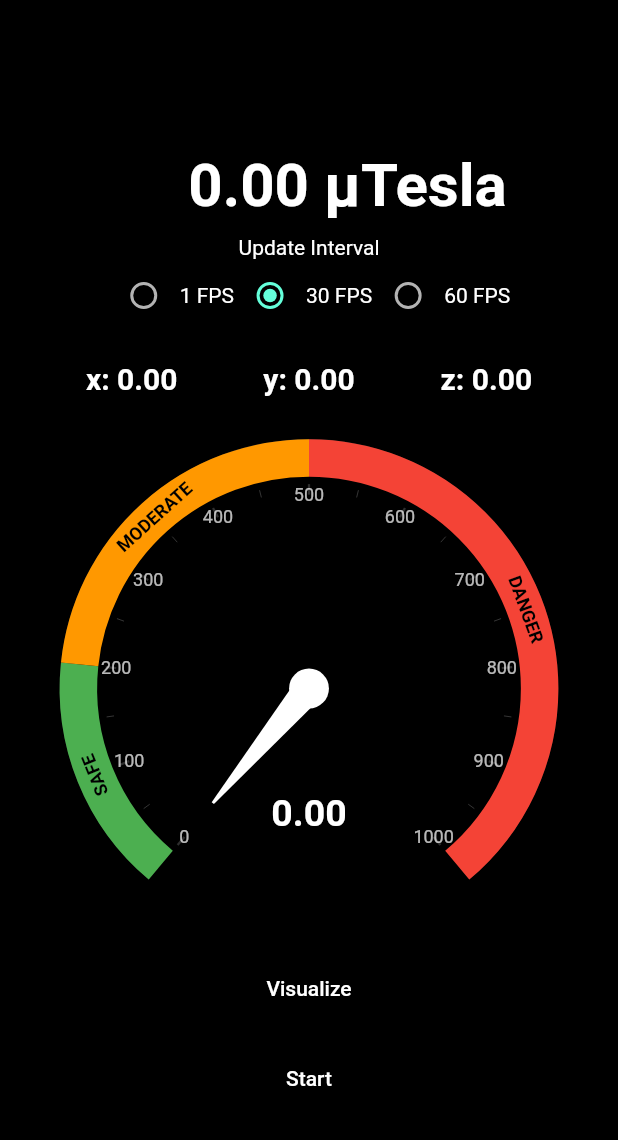
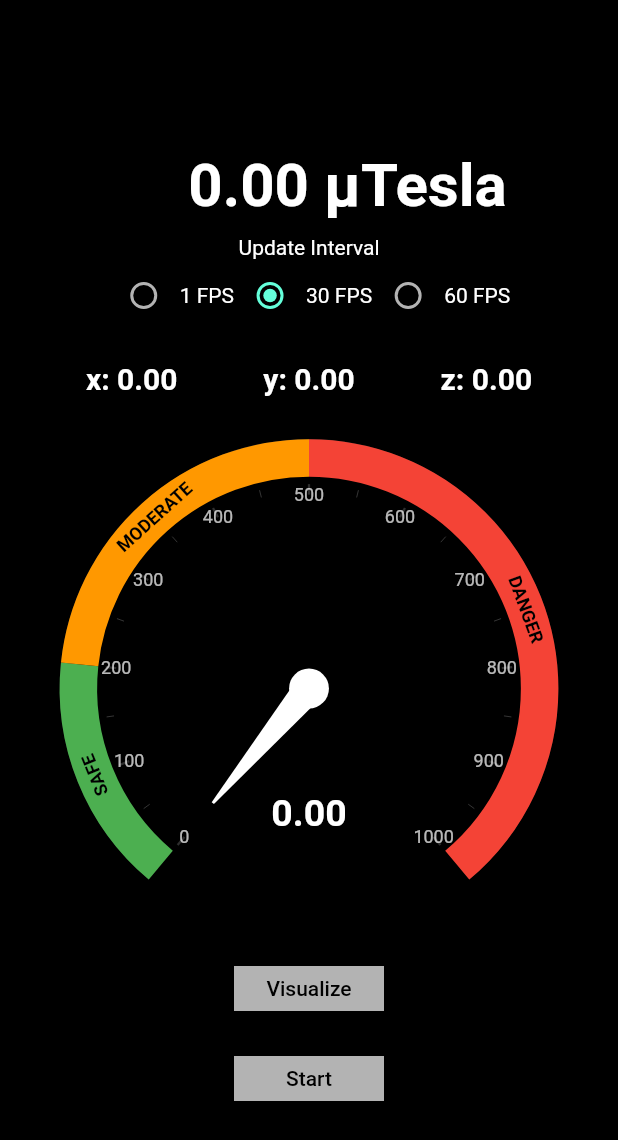
Before and after one commit to flutterdevelopers1/ghost_detector, a Flutter app: the Dashboard screen opened directly, after a tap on "EMF", on a phone screen of 412 x 824 dp. Shown: the top 1140 px of the screen. Run offline on Flutter 3.47's test engine with Material 2 defaults, Android fonts, the light colour scheme and no system bars; drawn by our look-alikes of syncfusion_flutter_gauges; our stand-ins replace permission_handler, syncfusion_flutter_charts; missing offline and left inert: audio_session, flutter_coast_audio_miniaudio, motion_sensors; Roboto replaces fonts that are missing (DMSans).

Commit message:
add file

```diff
--- a/lib/app/dashboard/dashboard.dart
+++ b/lib/app/dashboard/dashboard.dart
@@ -2,35 +2,145 @@ import 'package:flutter/material.dart';
 import 'package:ghost_detector/app/audio/audio_page.dart';
 import 'package:ghost_detector/app/emf/emf_page.dart';
 import 'package:ghost_detector/app/emf/widgets/home.dart';
+import 'package:url_launcher/url_launcher.dart';
+import 'settings_page.dart';
+import 'package:ghost_detector/app/login/login_page.dart';
+
+
+
+
+
+
+
 
 class Dashboard extends StatelessWidget {
-  const Dashboard({super.key});
+
+
+
 
   @override
   Widget build(BuildContext context) {
     return Scaffold(
         backgroundColor: Colors.black,
         appBar: AppBar(
-          title: Text("Dashboard"),
+          title: Text("GHOST DETECTOR",style: TextStyle(color: Colors.white70,fontWeight: FontWeight.w900),),
           backgroundColor: Colors.black,
+        ),
+        drawer: Drawer(
+          backgroundColor: Colors.black,
+          child: ListView(
+            children: [
+              Center(
+                child: DrawerHeader(
+                 child: Center(child: Text("Welcome To  Ghost Detector",style: TextStyle(color: Colors.white38,fontSize: 23,fontWeight: FontWeight.w900),)),
+
+                  decoration: BoxDecoration(
+                      color: Colors.black
+                  ),
+
+
+                ),
+              ),
+              ListTile(
+                leading: Icon(Icons.home,color: Colors.white70,),
+                title: Text("Home",style: TextStyle(color: Colors.white70),),
+                trailing: Icon(Icons.keyboard_arrow_right,color: Colors.white70,),
+                onTap: (){
+                  Navigator.push(context,
+                      MaterialPageRoute(builder: (context) => Dashboard()));
+                },
+              ),
+
+
+              ListTile(
+                leading: Icon(Icons.star_rate_outlined,color: Colors.white70),
+                title: Text("Rate us",style: TextStyle(color: Colors.white70)),
+                  trailing: Icon(Icons.keyboard_arrow_right,color: Colors.white70),
+                onTap: () async {
+                  launch("https://github.com");
+                },
+
+              ),
+
+              ListTile(
+                leading: Icon(Icons.mobile_screen_share_outlined,color: Colors.white70),
+                title: Text("Share",style: TextStyle(color: Colors.white70)),
+                trailing: Icon(Icons.keyboard_arrow_right,color: Colors.white70),
+                onTap: (){
+
+                },
+              ),
+
+              ListTile(
+                leading: Icon(Icons.settings,color: Colors.white70),
+                title: Text("Settings",style: TextStyle(color: Colors.white70)),
+                trailing: Icon(Icons.keyboard_arrow_right,color: Colors.white70),
+                onTap: (){
+                  Navigator.push(context,
+                      MaterialPageRoute(builder: (context) => MyApp()));
+                },
+              ),
+
+
+              ListTile(
+                leading: Icon(Icons.logout,color: Colors.white70),
+                title: Text("Log out",style: TextStyle(color: Colors.white70)),
+                trailing: Icon(Icons.keyboard_arrow_right,color: Colors.white70),
+                onTap: (){
+                  Navigator.push(context,
+                      MaterialPageRoute(builder: (context) => LoginPage()));
+                },
+              ),
+
+            ],
+          ),
         ),
         body: Container(
             child: Center(
-          child: Row(
+          child: Column(
             mainAxisAlignment: MainAxisAlignment.center,
             children: [
-              TextButton(
+              Padding(
+                padding: const EdgeInsets.only(right: 10,left: 10),
+                child: SizedBox(
+                  height: 50,
+                  width: 500,
+                  child: ElevatedButton(
+                      style: ElevatedButton.styleFrom(
+                          primary: Colors.white70,
+                        shape: BeveledRectangleBorder(
+                          borderRadius: BorderRadius.all(Radius.circular(10))
+                        ),
+                      ),
+
                       onPressed: () {
                         Navigator.push(context,
                             MaterialPageRoute(builder: (context) => EmfPage()));
                       },
-                  child: Text("EMF")),
-              TextButton(
+                      child: Text("EMF",style: TextStyle(color: Colors.black),)),
+                ),
+              ),Padding(padding: EdgeInsets.only(top: 30)),
+
+
+              Padding(
+                padding: const EdgeInsets.all(10),
+                child: SizedBox(
+                  height: 50,
+                  width: 500,
+                  child: ElevatedButton(
+                    style: ElevatedButton.styleFrom(
+                      primary: Colors.white70,
+                      shape: BeveledRectangleBorder(
+                          borderRadius: BorderRadius.all(Radius.circular(10))
+                      ),
+                    ),
                       onPressed: () {
                         Navigator.push(context,
                             MaterialPageRoute(builder: (context) => AudioPage()));
                       },
-                  child: Text("Audio"))
+                      child: Text("Audio",style: TextStyle(color: Colors.black),)),
+                ),
+              )
             ],
           ),
         )));
--- a/lib/app/emf/widgets/home.dart
+++ b/lib/app/emf/widgets/home.dart
@@ -42,7 +42,17 @@ class _HomeState extends State<Home> {
                       Navigator.push(context,
                           MaterialPageRoute(builder: (context) => Visuals()));
                     },
-                    child: Text('Visualize')),
+                    child: SizedBox(
+                      height: 30,
+                      width: 100,
+                      child: Container(
+                        color: Colors.white70,
+                          child: Center(child: Text('Visualize',style: TextStyle(color: Colors.black),))),
+                    )),
+                decoration: BoxDecoration(
+                    borderRadius: BorderRadius.circular(10)
+                ),
+
               ),
               SizedBox(
                 height: 10,
@@ -62,7 +72,19 @@ class _HomeState extends State<Home> {
                       onPressed: () {
                         model.changeValues();
                       },
-                      child: Text('Start')),
+                      child: SizedBox(
+                        height: 30,
+                        width: 100,
+                        child: Container(
+                          color: Colors.white70,
+                            child: Center(child: Text('Start',style: TextStyle(color: Colors.black),
+                            ),
+                            ),
+                        ),
+                      )),
+                  decoration: BoxDecoration(
+                      borderRadius: BorderRadius.circular(10)
+                  ),
                 ),
               ),
 
--- a/lib/app/signup/signup_page.dart
+++ b/lib/app/signup/signup_page.dart
@@ -41,7 +41,7 @@ class _SignupPageState extends State<SignupPage> {
                   width: 10,
                 ),
                 Padding(
-                  padding: const EdgeInsets.only(top: 550),
+                  padding: const EdgeInsets.only(top: 420),
                   child: ElevatedButton(
                     style:
                         ElevatedButton.styleFrom(primary: Colors.transparent),
--- a/lib/app/splash_screen.dart
+++ b/lib/app/splash_screen.dart
@@ -20,7 +20,7 @@ class SplashScreen extends StatelessWidget {
           child: Column(
             children: [
               Padding(
-                padding: const EdgeInsets.only(bottom: 650),
+                padding: const EdgeInsets.only(bottom: 600),
                 child: Center(
                   child: Text(
                     " GHOST DETECTOR",
@@ -32,7 +32,7 @@ class SplashScreen extends StatelessWidget {
                   ),
                 ),
               ),
-              Padding(padding: EdgeInsets.only(bottom: 80)),
+              //Padding(padding: EdgeInsets.only(bottom: 80)),
               Text(
                 "LETS START",
                 style: TextStyle(
--- a/lib/main.dart
+++ b/lib/main.dart
@@ -4,6 +4,7 @@ import 'package:ghost_detector/app/audio/audio_page.dart';
 import 'package:audio_session/audio_session.dart';
 import 'package:flutter/material.dart';
 import 'package:flutter_coast_audio_miniaudio/flutter_coast_audio_miniaudio.dart';
+
 
 final backends = [
   MabBackend.coreAudio,
```
Also changed, not shown: lib/app/auth/otp_page.dart (+14 -12 lines), lib/app/dashboard/about_page.dart (added, +30 -0 lines), lib/app/dashboard/settings_page.dart (added, +98 -0 lines), lib/app/login/login_page.dart (+7 -1 lines), lib/app/login/login_success.dart (+5 -5 lines), lib/app/signup/register_page.dart (+18 -3 lines), pubspec.yaml (+8 -0 lines), assets/login success.png (added), assets/login successs.png (added), assets/new ghost.jpeg (added), assets/success image.png (added), assets/success login.png (added), assets/success.png (added), pubspec.lock (added), 14 other files. Lines whose indentation alone changed are shown as unchanged.
